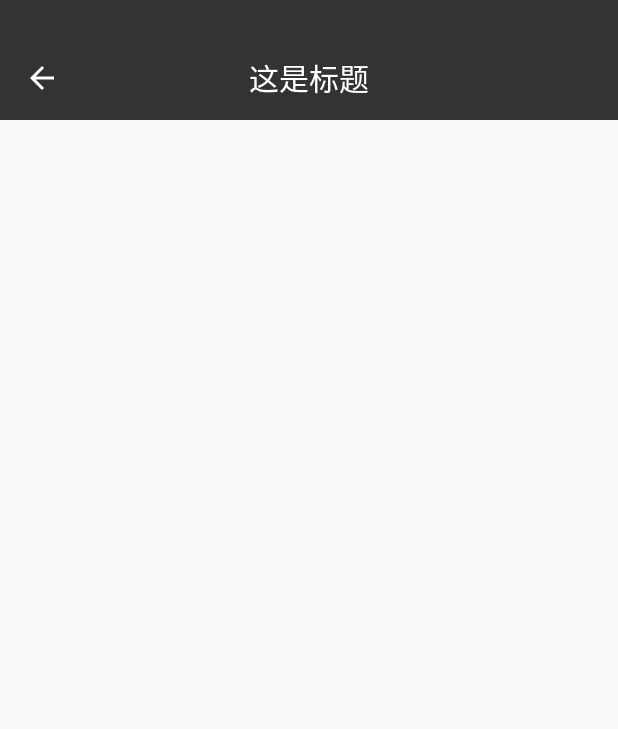
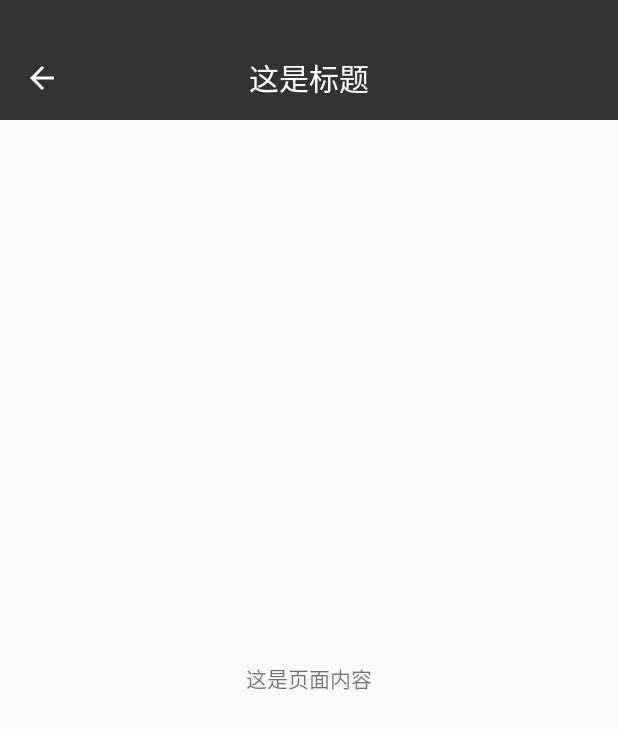
Before and after one commit to sz-sdr/uni-app-plugin-base-library, an Android app: the HeaderActivity screen opened directly, with no data from a screen before it, on a phone screen of 412 x 824 dp. Shown: the top 729 px of the screen. Run offline under Robolectric (Android 15) with nearby library versions, the phone set to English and light mode, and no system bars.

Commit message:
更新第一版

```diff
--- a/app/src/main/java/com/sample/uniapp/baselib/MainActivity.java
+++ b/app/src/main/java/com/sample/uniapp/baselib/MainActivity.java
@@ -41,7 +41,9 @@ public class MainActivity extends BaseActivity {
         recyclerAdapter.addData(new Item("打开loading", new View.OnClickListener() {
             @Override
             public void onClick(View v) {
-                new SdrLoadingDialog().show(getSupportFragmentManager(),"SdrLoadingDialog");
+                SdrLoadingDialog loadingDialog = new SdrLoadingDialog(getActivity());
+                loadingDialog.setTitle("正在下载文件中...");
+                loadingDialog.show();
             }
         }));
     }
--- a/app/src/main/java/com/sample/uniapp/baselib/ui/HeaderActivity.java
+++ b/app/src/main/java/com/sample/uniapp/baselib/ui/HeaderActivity.java
@@ -1,6 +1,7 @@
 package com.sample.uniapp.baselib.ui;
 
 import android.os.Bundle;
+import android.os.Handler;
 
 import com.sample.uniapp.baselib.R;
 import com.sample.uniapp.baselib.base.BaseActivity;
@@ -13,5 +14,12 @@ public class HeaderActivity extends BaseActivity {
         setContentView(R.layout.activity_header);
         setTitle("这是标题");
         setDisplayHomeAsUpEnabled();
+        showLoadingView();
+        new Handler().postDelayed(new Runnable() {
+            @Override
+            public void run() {
+                showContentView();
+            }
+        },2000);
     }
 }
--- a/app/src/main/res/layout/activity_header.xml
+++ b/app/src/main/res/layout/activity_header.xml
@@ -1,9 +1,10 @@
 <?xml version="1.0" encoding="utf-8"?>
-<android.support.constraint.ConstraintLayout xmlns:android="http://schemas.android.com/apk/res/android"
-    xmlns:app="http://schemas.android.com/apk/res-auto"
-    xmlns:tools="http://schemas.android.com/tools"
+<FrameLayout xmlns:android="http://schemas.android.com/apk/res/android"
     android:layout_width="match_parent"
-    android:layout_height="match_parent"
-    tools:context=".ui.HeaderActivity">
-
-</android.support.constraint.ConstraintLayout>
+    android:layout_height="match_parent">
+    <TextView
+        android:layout_width="wrap_content"
+        android:layout_height="wrap_content"
+        android:text="这是页面内容"
+        android:layout_gravity="center"/>
+</FrameLayout>
--- a/uni-app-plugin-base-library/build.gradle
+++ b/uni-app-plugin-base-library/build.gradle
@@ -25,6 +25,5 @@ android {
 }
 
 dependencies {
-    implementation fileTree(dir: 'libs', include: ['*.jar'])
     implementation 'com.android.support:design:28.0.0'
 }
--- a/uni-app-plugin-base-library/src/main/res/layout/sdr_layout_public_dialog_loading.xml
+++ b/uni-app-plugin-base-library/src/main/res/layout/sdr_layout_public_dialog_loading.xml
@@ -1,6 +1,5 @@
 <?xml version="1.0" encoding="utf-8"?>
 <LinearLayout xmlns:android="http://schemas.android.com/apk/res/android"
-    android:id="@+id/hyf_loading_progress_container"
     android:layout_width="wrap_content"
     android:layout_height="wrap_content"
     android:layout_gravity="center"
@@ -13,7 +12,6 @@
         android:layout_height="wrap_content">
 
         <ProgressBar
-            android:id="@+id/hyf_loading_progress"
             android:layout_width="55dp"
             android:layout_height="55dp"
             android:layout_marginBottom="10dp"
@@ -22,7 +20,7 @@
     </FrameLayout>
 
     <TextView
-        android:id="@+id/hyf_loading_progress_tv_content"
+        android:id="@+id/sdr_loading_progress_tv_content"
         android:layout_width="wrap_content"
         android:layout_height="wrap_content"
         android:singleLine="true"
```
Also changed, not shown: uni-app-plugin-base-library/src/main/java/com/uniapp/library/baselib/ui/dialog/SdrLoadingDialog.java (+29 -4 lines).
